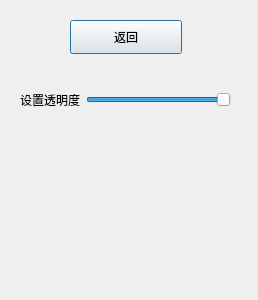
Before: the Qt Designer form settingdia.ui in R-anso/2023226, drawn with Qt 5.
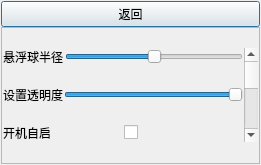
After: the same form once the commit is applied.

Diff of the .ui file:
```diff
--- a/settingdia.ui
+++ b/settingdia.ui
@@ -6,35 +6,96 @@
    <rect>
     <x>0</x>
     <y>0</y>
-    <width>258</width>
-    <height>300</height>
+    <width>261</width>
+    <height>165</height>
    </rect>
   </property>
   <property name="windowTitle">
    <string>Dialog</string>
   </property>
+  <layout class="QGridLayout" name="gridLayout_4">
+   <property name="leftMargin">
+    <number>1</number>
+   </property>
+   <property name="topMargin">
+    <number>1</number>
+   </property>
+   <property name="rightMargin">
+    <number>1</number>
+   </property>
+   <property name="bottomMargin">
+    <number>1</number>
+   </property>
+   <property name="horizontalSpacing">
+    <number>1</number>
+   </property>
+   <item row="0" column="0">
+    <layout class="QGridLayout" name="gridLayout">
+     <property name="spacing">
+      <number>0</number>
+     </property>
+     <item row="0" column="0">
   <widget class="QPushButton" name="backBtn">
-   <property name="geometry">
-    <rect>
-     <x>70</x>
-     <y>20</y>
-     <width>112</width>
-     <height>34</height>
-    </rect>
-   </property>
    <property name="text">
     <string>返回</string>
    </property>
   </widget>
-  <widget class="QWidget" name="horizontalLayoutWidget">
-   <property name="geometry">
-    <rect>
-     <x>20</x>
-     <y>60</y>
-     <width>211</width>
-     <height>80</height>
-    </rect>
-   </property>
+     </item>
+     <item row="1" column="0">
+      <widget class="QFrame" name="frame">
+       <property name="frameShape">
+        <enum>QFrame::StyledPanel</enum>
+       </property>
+       <property name="frameShadow">
+        <enum>QFrame::Raised</enum>
+       </property>
+       <layout class="QGridLayout" name="gridLayout_3">
+        <property name="leftMargin">
+         <number>1</number>
+        </property>
+        <property name="topMargin">
+         <number>1</number>
+        </property>
+        <property name="rightMargin">
+         <number>1</number>
+        </property>
+        <property name="bottomMargin">
+         <number>1</number>
+        </property>
+        <property name="spacing">
+         <number>1</number>
+        </property>
+        <item row="0" column="0">
+         <layout class="QHBoxLayout" name="horizontalLayout_3">
+          <property name="spacing">
+           <number>1</number>
+          </property>
+          <item>
+           <widget class="QLabel" name="label">
+            <property name="text">
+             <string>悬浮球半径</string>
+            </property>
+           </widget>
+          </item>
+          <item>
+           <widget class="QSlider" name="horizontalSlider_2">
+            <property name="minimum">
+             <number>30</number>
+            </property>
+            <property name="maximum">
+             <number>70</number>
+            </property>
+            <property name="sliderPosition">
+             <number>50</number>
+            </property>
+            <property name="orientation">
+             <enum>Qt::Horizontal</enum>
+            </property>
+           </widget>
+          </item>
+         </layout>
+        </item>
+        <item row="1" column="0">
    <layout class="QHBoxLayout" name="horizontalLayout">
     <item>
      <widget class="QLabel" name="pacitySetLabel">
@@ -60,7 +121,38 @@
      </widget>
     </item>
    </layout>
-  </widget>
+        </item>
+        <item row="2" column="0">
+         <layout class="QHBoxLayout" name="horizontalLayout_2">
+          <item>
+           <widget class="QLabel" name="label_2">
+            <property name="text">
+             <string>开机自启</string>
+            </property>
+           </widget>
+          </item>
+          <item>
+           <widget class="QCheckBox" name="checkBox">
+            <property name="text">
+             <string/>
+            </property>
+           </widget>
+          </item>
+         </layout>
+        </item>
+        <item row="0" column="1" rowspan="3">
+         <widget class="QScrollBar" name="verticalScrollBar">
+          <property name="orientation">
+           <enum>Qt::Vertical</enum>
+          </property>
+         </widget>
+        </item>
+       </layout>
+      </widget>
+     </item>
+    </layout>
+   </item>
+  </layout>
  </widget>
  <resources/>
  <connections/>
```
Lines whose indentation alone changed are shown as unchanged.
